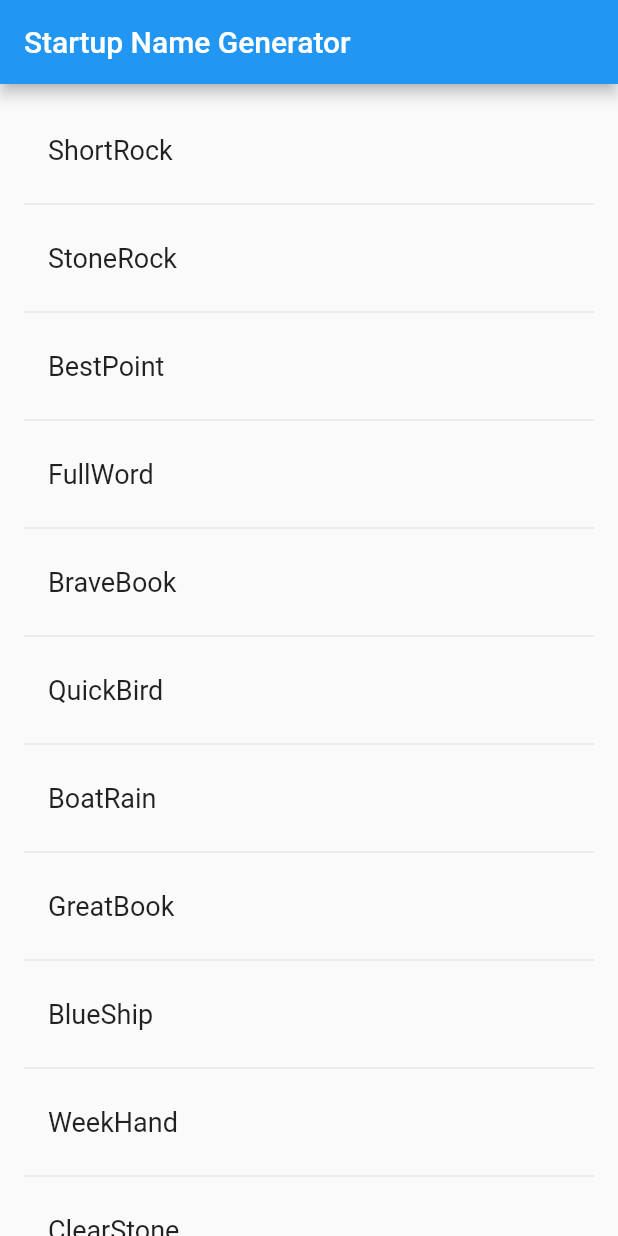
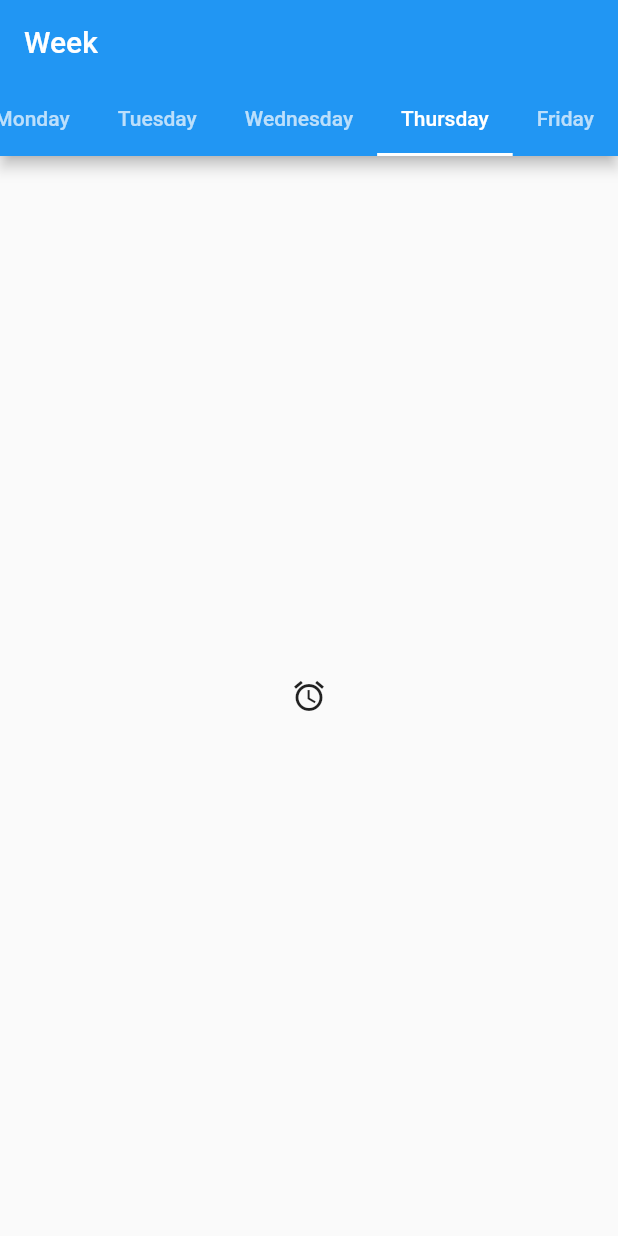
Before and after one commit to Joshlucpoll/tabletime, a Flutter app: the screen it shows after launch, on a phone screen of 412 x 824 dp. Run offline on Flutter 3.47's test engine with Material 2 defaults, Android fonts, the phone set to English and light mode, and no system bars.

Commit message:
Basic structure is in place

```diff
--- a/lib/main.dart
+++ b/lib/main.dart
@@ -2,63 +2,92 @@
 // Use of this source code is governed by a BSD-style license that can be
 // found in the LICENSE file.
 
-import 'dart:math';
+import 'package:flutter/gestures.dart';
+import 'package:flutter/material.dart';
 
-import 'package:flutter/material.dart';
-import 'package:english_words/english_words.dart';
 
-void main() => runApp(MyApp());
+void main() => runApp(StartPage());
 
-class MyApp extends StatelessWidget {
+class StartPage extends StatelessWidget {
   @override
   Widget build(BuildContext context) {
-    return MaterialApp(
-      title: 'Startup Name Generator',
-      home: RandomWords(),
+    return new MaterialApp(
+      title: "Tabletime",
+      debugShowCheckedModeBanner: false,
+      home: Home(),
     );
   }
 }
 
-class RandomWordsState extends State<RandomWords> {
+int getDay() {
+  DateTime date = DateTime.now();
+  int dayNum = date.weekday;
+  return dayNum - 1;
+}
 
-  final _suggestions = <WordPair>[];
-  final _biggerFont = const TextStyle(fontSize: 18.0);
+class Home extends StatelessWidget {
   @override
-
   Widget build(BuildContext context) {
-    return Scaffold(
-      appBar: AppBar(
-        title: Text('Startup Name Generator'),
-      ),
-      body: _buildSuggestions(),
+    return PageView(
+      scrollDirection: Axis.vertical,
+      physics: PageScrollPhysics(),
+      pageSnapping: true,
+      dragStartBehavior: DragStartBehavior.start,
+      children: <Widget>[
+        new Week(),
+        new Week()
+      ],
     );
-  }
-
-  Widget _buildSuggestions() {
-  return ListView.builder(
-      padding: const EdgeInsets.all(16.0),
-      itemBuilder: /*1*/ (context, i) {
-        if (i.isOdd) return Divider(); /*2*/
-
-        final index = i ~/ 2; /*3*/
-        if (index >= _suggestions.length) {
-          _suggestions.addAll(generateWordPairs().take(10)); /*4*/
-        }
-        return _buildRow(_suggestions[index]);
-      });
-  }
-
-  Widget _buildRow(WordPair pair) {
-  return ListTile(
-    title: Text(
-      pair.asPascalCase,
-      style: _biggerFont,
-    ),
-  );
   }
 }
 
-class RandomWords extends StatefulWidget {
+class Week extends StatefulWidget {
+
+  // Week(int weekNum) {
+  //   this.weekNum = weekNum;
+  // }
+
   @override
-  RandomWordsState createState() => RandomWordsState();
+  _WeekState createState() => _WeekState();
 }
+
+class _WeekState extends State<Week> {
+
+  // _WeekState(weekNum) {
+  //   this.weekNum = weekNum
+  // }
+
+  @override
+  Widget build(BuildContext context) {
+    return DefaultTabController (
+      length: 5,
+      initialIndex: getDay(),
+      child: Scaffold(
+        appBar: AppBar(
+          title: Text("Week"),
+          bottom: TabBar(
+            dragStartBehavior: DragStartBehavior.down,
+            isScrollable: true,
+            tabs: [
+              Tab(text: "Monday"),
+              Tab(text: "Tuesday"),
+              Tab(text: "Wednesday"),
+              Tab(text: "Thursday"),
+              Tab(text: "Friday")
+            ],
+          ),
+        ),
+        body: TabBarView(
+          physics: PageScrollPhysics(),
+          children: <Widget>[
+            Tab(icon: Icon(Icons.access_alarm),),
+            Tab(icon: Icon(Icons.access_alarm),),
+            Tab(icon: Icon(Icons.access_alarm),),
+            Tab(icon: Icon(Icons.access_alarm),),
+            Tab(icon: Icon(Icons.access_alarm),)
+          ],
+        ),
+      ),
+    );
+  }
+}
--- a/pubspec.yaml
+++ b/pubspec.yaml
@@ -24,6 +24,12 @@ dependencies:
   # Use with the CupertinoIcons class for iOS style icons.
   cupertino_icons: ^0.1.2
   english_words: ^3.1.0
+
+  # Firebase plugins
+  firebase_core: ^0.4.0+9
+  firebase_analytics: ^5.0.2
+  firebase_auth: ^0.14.0+5
+  cloud_firestore: ^0.12.9+5
 
 dev_dependencies:
   flutter_test:
```
Also changed, not shown: pubspec.lock, 4 other files.
